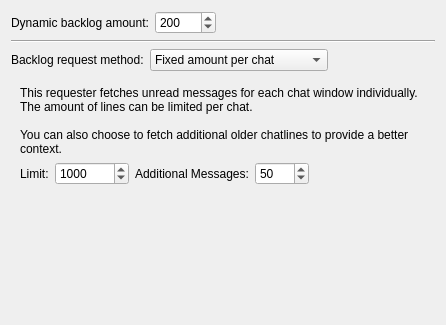
First picture: the form in src/mobileui/settingspages/backlogsettingspage.ui, repository raininja/quassel2go, before the edit.
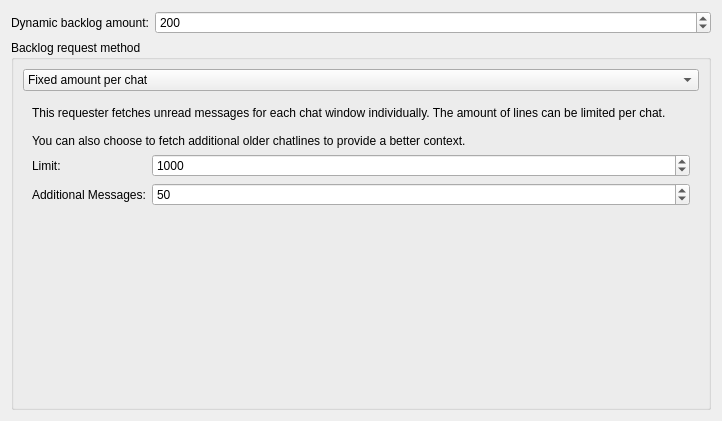
Second picture: the form after the edit. The open tabs and pages were chosen to show the change.

Patch:
```diff
--- a/src/mobileui/settingspages/backlogsettingspage.ui
+++ b/src/mobileui/settingspages/backlogsettingspage.ui
@@ -6,17 +6,15 @@
    <rect>
     <x>0</x>
     <y>0</y>
-    <width>446</width>
-    <height>325</height>
+    <width>722</width>
+    <height>421</height>
    </rect>
   </property>
   <property name="windowTitle">
    <string>Form</string>
   </property>
-  <layout class="QVBoxLayout" name="verticalLayout">
-   <item>
-    <layout class="QHBoxLayout" name="horizontalLayout">
-     <item>
+  <layout class="QFormLayout" name="formLayout_4">
+   <item row="0" column="0">
       <widget class="QLabel" name="label_2">
        <property name="toolTip">
         <string>Number of messages to be requested from the core when using scrolling up in the buffer view.</string>
@@ -26,7 +24,7 @@
        </property>
       </widget>
      </item>
-     <item>
+   <item row="0" column="1">
       <widget class="QSpinBox" name="dynamicBacklogAmount">
        <property name="maximum">
         <number>99999</number>
@@ -45,38 +43,13 @@
        </property>
       </widget>
      </item>
-     <item>
-      <spacer name="horizontalSpacer">
-       <property name="orientation">
-        <enum>Qt::Horizontal</enum>
-       </property>
-       <property name="sizeHint" stdset="0">
-        <size>
-         <width>40</width>
-         <height>20</height>
-        </size>
-       </property>
-      </spacer>
-     </item>
-    </layout>
-   </item>
-   <item>
-    <widget class="Line" name="line">
-     <property name="orientation">
-      <enum>Qt::Horizontal</enum>
-     </property>
-    </widget>
-   </item>
-   <item>
-    <layout class="QHBoxLayout" name="horizontalLayout_5">
-     <item>
-      <widget class="QLabel" name="label_3">
-       <property name="text">
-        <string>Backlog request method:</string>
-       </property>
-      </widget>
-     </item>
-     <item>
+   <item row="1" column="0" colspan="2">
+    <widget class="QGroupBox" name="groupBox">
+     <property name="title">
+      <string>Backlog request method</string>
+     </property>
+     <layout class="QGridLayout" name="gridLayout">
+      <item row="0" column="0">
       <widget class="QComboBox" name="requesterType">
        <item>
         <property name="text">
@@ -95,22 +68,7 @@
        </item>
       </widget>
      </item>
-     <item>
-      <spacer name="horizontalSpacer_4">
-       <property name="orientation">
-        <enum>Qt::Horizontal</enum>
-       </property>
-       <property name="sizeHint" stdset="0">
-        <size>
-         <width>40</width>
-         <height>20</height>
-        </size>
-       </property>
-      </spacer>
-     </item>
-    </layout>
-   </item>
-   <item>
+      <item row="1" column="0">
     <widget class="QStackedWidget" name="stackedWidget">
      <property name="currentIndex">
       <number>0</number>
@@ -198,8 +156,8 @@
       </layout>
      </widget>
      <widget class="QWidget" name="page_2">
-      <layout class="QVBoxLayout" name="verticalLayout_3">
-       <item>
+         <layout class="QFormLayout" name="formLayout_2">
+          <item row="0" column="0" colspan="2">
         <widget class="QLabel" name="label_10">
          <property name="text">
           <string>This requester fetches unread messages for each chat window individually. The amount of lines can be limited per chat.
@@ -214,9 +172,7 @@
          </property>
         </widget>
        </item>
-       <item>
-        <layout class="QHBoxLayout" name="horizontalLayout_3">
-         <item>
+          <item row="1" column="0">
           <widget class="QLabel" name="label_11">
            <property name="toolTip">
             <string>Maximum amount of messages to be fetched per buffer.</string>
@@ -226,7 +182,7 @@
            </property>
           </widget>
          </item>
-         <item>
+          <item row="1" column="1">
           <widget class="QSpinBox" name="perBufferUnreadLimit">
            <property name="toolTip">
             <string>Maximum amount of messages to be fetched per buffer.</string>
@@ -254,7 +210,7 @@
            </property>
           </widget>
          </item>
-         <item>
+          <item row="2" column="0">
           <widget class="QLabel" name="label_12">
            <property name="toolTip">
             <string>Amount of messages to be fetched in addition to the unread messages. The Limit does not apply here.</string>
@@ -264,7 +220,7 @@
            </property>
           </widget>
          </item>
-         <item>
+          <item row="2" column="1">
           <widget class="QSpinBox" name="perBufferUnreadAdditional">
            <property name="toolTip">
             <string>Amount of messages to be fetched in addition to the unread messages. The Limit does not apply here.</string>
@@ -286,22 +242,7 @@
            </property>
           </widget>
          </item>
-         <item>
-          <spacer name="horizontalSpacer_5">
-           <property name="orientation">
-            <enum>Qt::Horizontal</enum>
-           </property>
-           <property name="sizeHint" stdset="0">
-            <size>
-             <width>40</width>
-             <height>20</height>
-            </size>
-           </property>
-          </spacer>
-         </item>
-        </layout>
-       </item>
-       <item>
+          <item row="3" column="0">
         <spacer name="verticalSpacer_3">
          <property name="orientation">
           <enum>Qt::Vertical</enum>
@@ -440,18 +381,8 @@
      </widget>
     </widget>
    </item>
-   <item>
-    <spacer name="verticalSpacer_2">
-     <property name="orientation">
-      <enum>Qt::Vertical</enum>
-     </property>
-     <property name="sizeHint" stdset="0">
-      <size>
-       <width>20</width>
-       <height>40</height>
-      </size>
-     </property>
-    </spacer>
+     </layout>
+    </widget>
    </item>
   </layout>
  </widget>
```
Left out of the diff: 60 changed lines with no effect on the pictures. Lines whose indentation alone changed are shown as unchanged.
